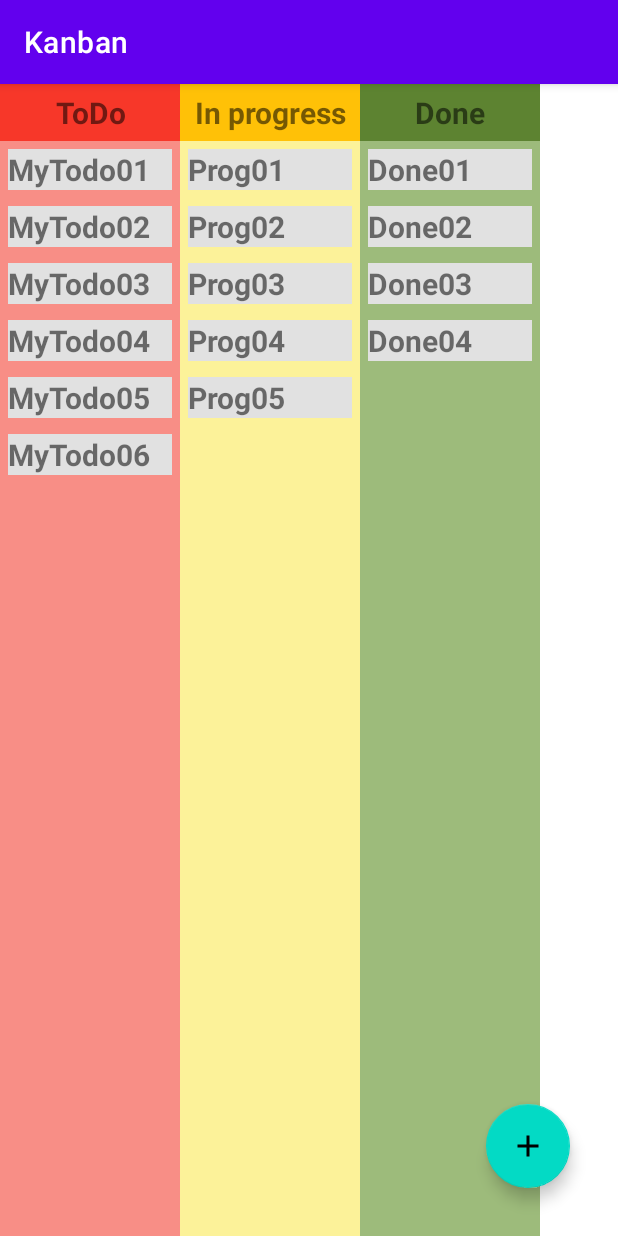
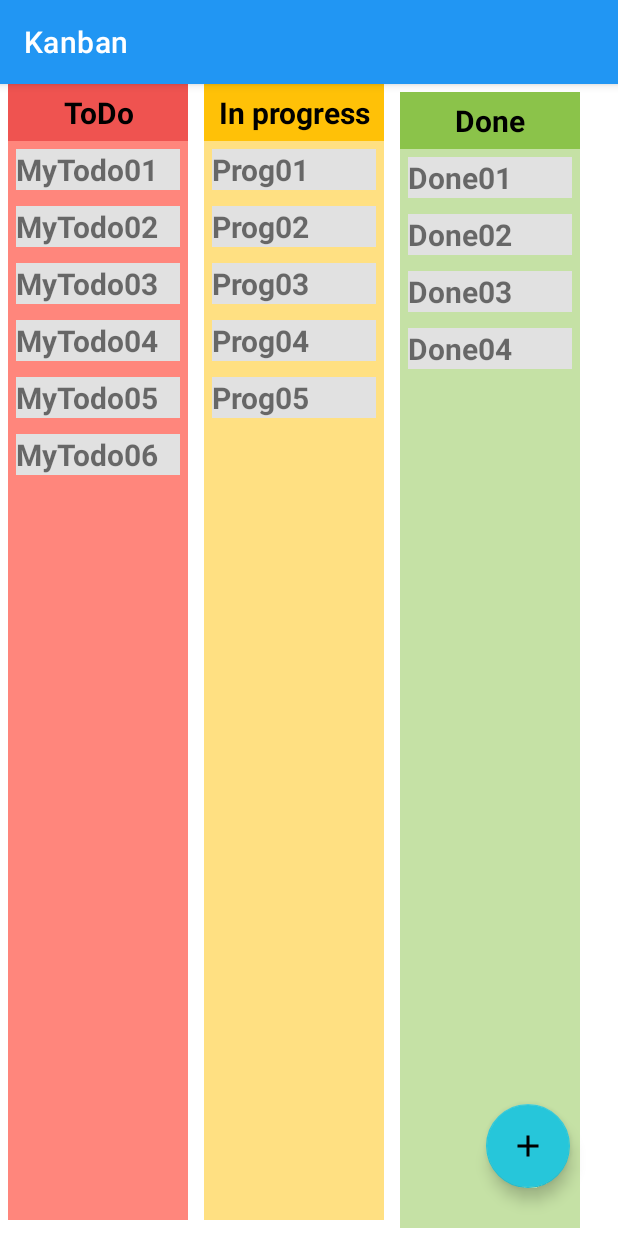
Before and after one commit to devilinside71/Kanban4, an Android app: the screen it shows after launch (MainActivity), on a phone screen of 412 x 824 dp. Run offline under Robolectric (Android 15) with nearby library versions, the phone set to English and light mode, and no system bars.

Commit message:
Material colors

```diff
--- a/app/src/main/res/layout/activity_main.xml
+++ b/app/src/main/res/layout/activity_main.xml
@@ -19,16 +19,19 @@
 
     <LinearLayout
         android:id="@+id/layout_all"
-        android:layout_width="match_parent"
+        android:layout_width="0dp"
         android:layout_height="match_parent"
-        android:orientation="horizontal">
+        android:orientation="horizontal"
+        app:layout_constraintEnd_toEndOf="parent"
+        app:layout_constraintStart_toStartOf="parent"
+        app:layout_constraintTop_toTopOf="parent">
 
         <LinearLayout
             android:id="@+id/layout_todo"
             android:layout_width="wrap_content"
             android:layout_height="match_parent"
-            android:background="@color/colo_todo_bgr"
             android:layout_gravity="center_horizontal"
+            android:layout_margin="5dp"
             android:orientation="vertical">
 
 
@@ -47,10 +50,11 @@
                 android:id="@+id/textViewTodo"
                 android:layout_width="match_parent"
                 android:layout_height="wrap_content"
-                android:background="@color/color_todo_title"
+                android:background="@color/todoTitleColor"
                 android:padding="5dp"
                 android:text="@string/label_todo"
                 android:textAlignment="center"
+                android:textColor="@color/todoTitleTextColor"
                 android:textSize="20sp"
                 android:textStyle="bold" />
 
@@ -59,6 +63,7 @@
                 android:layout_width="wrap_content"
                 android:layout_height="match_parent"
                 android:layout_gravity="center_horizontal"
+                android:background="@color/todoBackgroundColor"
                 android:minWidth="120dp" />
         </LinearLayout>
 
@@ -66,10 +71,10 @@
             android:id="@+id/layout_in_progress"
             android:layout_width="wrap_content"
             android:layout_height="match_parent"
-            android:background="@color/color_in_progress_bgr"
+            android:layout_gravity="center_horizontal"
+            android:layout_margin="5dp"
             android:orientation="vertical"
             app:layout_constraintStart_toStartOf="parent"
-            android:layout_gravity="center_horizontal"
             app:layout_constraintTop_toTopOf="parent">
 
             <TextView
@@ -87,10 +92,11 @@
                 android:id="@+id/textViewInProgress"
                 android:layout_width="match_parent"
                 android:layout_height="wrap_content"
-                android:background="@color/color_in_progress_title"
+                android:background="@color/inProgressTitleColor"
                 android:padding="5dp"
                 android:text="@string/label_in_progress"
                 android:textAlignment="center"
+                android:textColor="@color/inProgressTitleTextColor"
                 android:textSize="20sp"
                 android:textStyle="bold" />
 
@@ -99,6 +105,7 @@
                 android:layout_width="wrap_content"
                 android:layout_height="match_parent"
                 android:layout_gravity="center_horizontal"
+                android:background="@color/inProgressBackgroundColor"
                 android:minWidth="120dp" />
         </LinearLayout>
 
@@ -106,7 +113,7 @@
             android:id="@+id/layout_done"
             android:layout_width="wrap_content"
             android:layout_height="match_parent"
-            android:background="@color/color_done_bgr"
+            android:layout_margin="5dp"
             android:orientation="vertical"
             app:layout_constraintStart_toStartOf="parent"
             app:layout_constraintTop_toTopOf="parent">
@@ -126,10 +133,11 @@
                 android:id="@+id/textViewDone"
                 android:layout_width="match_parent"
                 android:layout_height="wrap_content"
-                android:background="@color/color_done_title"
+                android:background="@color/doneTitleColor"
                 android:padding="5dp"
                 android:text="@string/label_done"
                 android:textAlignment="center"
+                android:textColor="@color/doneTitleTextColor"
                 android:textSize="20sp"
                 android:textStyle="bold" />
 
@@ -137,6 +145,7 @@
                 android:id="@+id/recycler_view_done"
                 android:layout_width="wrap_content"
                 android:layout_height="match_parent"
+                android:background="@color/doneBackgroundColor"
                 android:minWidth="120dp" />
         </LinearLayout>
     </LinearLayout>
--- a/app/src/main/res/values/colors.xml
+++ b/app/src/main/res/values/colors.xml
@@ -18,10 +18,26 @@
     <color name="colorAccent">#FF4081</color>
     <color name="colorPrimary2">#3F51B5</color>
     <color name="colorPrimaryDark2">#303F9F</color>
-    <color name="colo_todo_bgr">#F88E86</color>
-    <color name="color_in_progress_bgr">#FCF299</color>
-    <color name="color_done_bgr">#9DBB7B</color>
-    <color name="color_todo_title">#F73729</color>
-    <color name="color_in_progress_title">#FFC107</color>
-    <color name="color_done_title">#5D8331</color>
+    <color name="primaryColor">#2196f3</color>
+    <color name="primaryLightColor">#6ec6ff</color>
+    <color name="primaryDarkColor">#0069c0</color>
+    <color name="secondaryColor">#26c6da</color>
+    <color name="secondaryLightColor">#6ff9ff</color>
+    <color name="secondaryDarkColor">#0095a8</color>
+    <color name="primaryTextColor">#000000</color>
+    <color name="secondaryTextColor">#000000</color>
+
+    <color name="todoBackgroundColor">#ff867c</color>
+    <color name="todoTitleColor">#ef5350</color>
+    <color name="todoTitleTextColor">#000000</color>
+
+    <color name="inProgressBackgroundColor">#ffe082</color>
+    <color name="inProgressTitleColor">#ffc107</color>
+    <color name="inProgressTitleTextColor">#000000</color>
+
+    <color name="doneBackgroundColor">#c5e1a5</color>
+    <color name="doneTitleColor">#8bc34a</color>
+    <color name="doneTitleTextColor">#000000</color>
+
+
 </resources>
--- a/app/src/main/res/values/themes.xml
+++ b/app/src/main/res/values/themes.xml
@@ -2,13 +2,13 @@
     <!-- Base application theme. -->
     <style name="Theme.Kanban" parent="Theme.MaterialComponents.DayNight.DarkActionBar">
         <!-- Primary brand color. -->
-        <item name="colorPrimary">@color/purple_500</item>
-        <item name="colorPrimaryVariant">@color/purple_700</item>
-        <item name="colorOnPrimary">@color/white</item>
+        <item name="colorPrimary">@color/primaryColor</item>
+        <item name="colorPrimaryVariant">@color/primaryLightColor</item>
+        <item name="colorOnPrimary">@color/primaryTextColor</item>
         <!-- Secondary brand color. -->
-        <item name="colorSecondary">@color/teal_200</item>
-        <item name="colorSecondaryVariant">@color/teal_700</item>
-        <item name="colorOnSecondary">@color/black</item>
+        <item name="colorSecondary">@color/secondaryColor</item>
+        <item name="colorSecondaryVariant">@color/secondaryLightColor</item>
+        <item name="colorOnSecondary">@color/secondaryTextColor</item>
         <!-- Status bar color. -->
         <item name="android:statusBarColor" tools:targetApi="l">?attr/colorPrimaryVariant</item>
         <!-- Customize your theme here. -->
```
